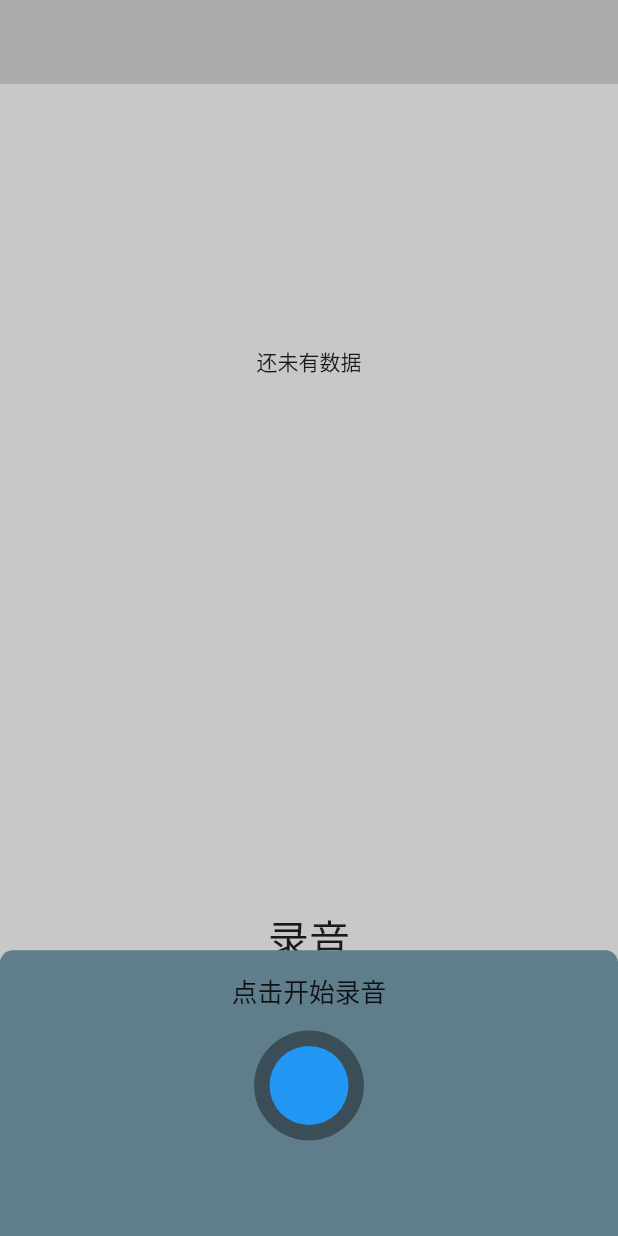
After one commit to fluttersindream/FUS, a Flutter app: the RecordPage screen opened directly, after a tap on "录音", on a phone screen of 412 x 824 dp. The commit adds this screen. Run offline on Flutter 3.47's test engine with Material 2 defaults, Android fonts, the phone set to English and light mode, and no system bars; our stand-ins replace cached_network_image, flutter_easyloading, flutter_screenutil, permission_handler; missing offline and left inert: flutter_sound; statements that could not run were skipped.

Commit message:
feat：1、添加语音功能demo

```diff
--- /dev/null
+++ b/lib/page/commom/record_widget/record_widget.dart
@@ -0,0 +1,226 @@
+import 'package:FUS/page/commom/record_widget/record_widget_provider.dart';
+import 'package:FUS/pubs/screen_util.dart';
+import 'package:flutter/cupertino.dart';
+import 'package:flutter/material.dart';
+import 'package:provider/provider.dart';
+
+/*
+ * @Descripttion:
+ * @version:
+ * @Author: Asscre
+ * @Date: 2020-09-24 11:44:44
+ * @LastEditors: Asscre
+ * @LastEditTime: 2020-09-24 11:44:44
+ */
+Future<AudioFile> recordWidget(BuildContext ctx) async => showCupertinoDialog(
+      context: ctx,
+      builder: (_) => ChangeNotifierProvider(
+          create: (_) => RecordWidgetProvider(),
+          builder: (BuildContext ctx, Widget child) {
+            print('RecordWidgetProvider build');
+            return Scaffold(
+              backgroundColor: Colors.transparent,
+              body: Align(
+                alignment: Alignment.bottomCenter,
+                child: Container(
+                  height: sw(333),
+                  width: sw(750),
+                  decoration: BoxDecoration(
+                      color: Colors.blueGrey,
+                      borderRadius: BorderRadius.only(
+                        topLeft: Radius.circular(sw(15)),
+                        topRight: Radius.circular(sw(15)),
+                      )),
+                  child: _showWho(ctx),
+                ),
+              ),
+            );
+          }),
+    );
+
+Widget _showWho(BuildContext ctx) {
+  AudioState _audioState = ctx.watch<RecordWidgetProvider>().audioState;
+  final Map<AudioState, Widget> _l = {
+    /// 音频播放中
+    AudioState.isPlaying: _haveAudioFile(ctx),
+
+    /// 音频播放停止
+    AudioState.isStopped: _haveAudioFile(ctx),
+
+    /// 等待录制
+    AudioState.isWaiteRecord: _startRecord(ctx),
+
+    /// 录制中
+    AudioState.isRecording: _recording(ctx),
+
+    /// 录制中暂停
+    AudioState.isRecordingPaused: _recording(ctx),
+
+    /// 录制完毕
+    AudioState.isRecordingStopped: _haveAudioFile(ctx),
+  };
+  return _l[_audioState];
+}
+
+Widget _startRecord(BuildContext ctx) {
+  return Column(
+    children: [
+      SizedBox(height: sw(25)),
+      Text(
+        '点击开始录音',
+        style: TextStyle(
+          fontSize: sp(30),
+        ),
+      ),
+      SizedBox(height: sw(25)),
+      GestureDetector(
+        onTap: () => ctx.read<RecordWidgetProvider>().startRecord(),
+        child: Container(
+          width: sw(128),
+          height: sw(128),
+          alignment: Alignment.center,
+          decoration: BoxDecoration(
+              color: Colors.black38,
+              borderRadius: BorderRadius.circular(sw(64))),
+          child: Container(
+            width: sw(92),
+            height: sw(92),
+            alignment: Alignment.center,
+            decoration: BoxDecoration(
+                color: Colors.blue,
+                borderRadius: BorderRadius.circular(sw(46))),
+          ),
+        ),
+      ),
+    ],
+  );
+}
+
+Widget _recording(BuildContext ctx) {
+  AudioState _audioState = ctx.watch<RecordWidgetProvider>().audioState;
+  bool isRecordingPaused = _audioState == AudioState.isRecordingPaused;
+  return Column(
+    children: [
+      SizedBox(height: sw(25)),
+      Text(
+        ctx.watch<RecordWidgetProvider>().recorderTxt,
+        style: TextStyle(fontSize: sp(30)),
+      ),
+      SizedBox(height: sw(25)),
+      Container(
+        width: sw(128),
+        height: sw(128),
+        alignment: Alignment.center,
+        decoration: BoxDecoration(
+            color: Colors.black38, borderRadius: BorderRadius.circular(sw(64))),
+        child: Icon(
+          IconData(isRecordingPaused ? 0xe642 : 0xe645, fontFamily: 'iconfont'),
+          size: sp(36),
+          color: Colors.white,
+        ),
+      ),
+      SizedBox(height: sw(25)),
+      Row(
+        mainAxisAlignment: MainAxisAlignment.center,
+        children: [
+          SizedBox(width: sw(32)),
+          Container(
+            width: sw(322),
+            height: sw(64),
+            child: FlatButton(
+                color: Colors.blue,
+                onPressed: () {
+                  isRecordingPaused
+                      ? ctx.read<RecordWidgetProvider>().continueRecord()
+                      : ctx.read<RecordWidgetProvider>().pausedRecord();
+                },
+                child: Text(
+                  isRecordingPaused ? '继续' : '暂停',
+                  style: TextStyle(fontSize: sp(30), color: Colors.white),
+                )),
+          ),
+          SizedBox(width: sw(12)),
+          Container(
+            width: sw(322),
+            height: sw(64),
+            child: FlatButton(
+                color: Colors.red,
+                onPressed: () => ctx.read<RecordWidgetProvider>().stopRecord(),
+                child: Text(
+                  '结束录音',
+                  style: TextStyle(fontSize: sp(30), color: Colors.white),
+                )),
+          ),
+          SizedBox(width: sw(32)),
+        ],
+      ),
+    ],
+  );
+}
+
+Widget _haveAudioFile(BuildContext ctx) {
+  AudioState _audioState = ctx.watch<RecordWidgetProvider>().audioState;
+  bool isRecordingStopped = _audioState == AudioState.isRecordingStopped;
+  return Column(
+    children: [
+      SizedBox(height: sw(25)),
+      Text(
+        ctx.watch<RecordWidgetProvider>().recorderTxt,
+        style: TextStyle(fontSize: sp(30)),
+      ),
+      SizedBox(height: sw(25)),
+      GestureDetector(
+        onTap: () => !isRecordingStopped
+            ? ctx.read<RecordWidgetProvider>().stopPlayVoice()
+            : ctx.read<RecordWidgetProvider>().playVoice(),
+        child: Container(
+          width: sw(128),
+          height: sw(128),
+          alignment: Alignment.center,
+          decoration: BoxDecoration(
+              color: Colors.black38,
+              borderRadius: BorderRadius.circular(sw(64))),
+          child: Icon(
+            IconData(!isRecordingStopped ? 0xe645 : 0xe642,
+                fontFamily: 'iconfont'),
+            size: sp(36),
+            color: Colors.white,
+          ),
+        ),
+      ),
+      SizedBox(height: sw(25)),
+      Row(
+        mainAxisAlignment: MainAxisAlignment.center,
+        children: [
+          SizedBox(width: sw(32)),
+          Container(
+            width: sw(322),
+            height: sw(64),
+            child: FlatButton(
+                color: Colors.grey,
+                onPressed: () =>
+                    ctx.read<RecordWidgetProvider>().cancelRecord(ctx),
+                child: Text(
+                  '取消',
+                  style: TextStyle(fontSize: sp(30), color: Colors.white),
+                )),
+          ),
+          SizedBox(width: sw(12)),
+          Container(
+            width: sw(322),
+            height: sw(64),
+            child: FlatButton(
+                color: Colors.blue,
+                onPressed: () =>
+                    ctx.read<RecordWidgetProvider>().sendRecord(ctx),
+                child: Text(
+                  '发送',
+                  style: TextStyle(fontSize: sp(30), color: Colors.white),
+                )),
+          ),
+          SizedBox(width: sw(32)),
+        ],
+      ),
+    ],
+  );
+}
--- /dev/null
+++ b/lib/page/study_page/sound_widget/record_page.dart
@@ -0,0 +1,68 @@
+import 'package:FUS/page/commom/record_widget/record_widget.dart';
+import 'package:FUS/pubs/screen_util.dart';
+import 'package:FUS/widget/appbar_widget.dart';
+import 'package:flutter/cupertino.dart';
+import 'package:flutter/material.dart';
+
+/*
+ * @Descripttion:
+ * @version:
+ * @Author: Asscre
+ * @Date: 2020-09-24 11:44:44
+ * @LastEditors: Asscre
+ * @LastEditTime: 2020-09-24 11:44:44
+ */
+class RecordPage extends StatefulWidget {
+  @override
+  _RecordPageState createState() => _RecordPageState();
+}
+
+class _RecordPageState extends State<RecordPage> {
+  String fileName;
+
+  @override
+  void initState() {
+    super.initState();
+    fileName = '还未有数据';
+  }
+
+  @override
+  Widget build(BuildContext context) {
+    return Scaffold(
+      appBar: AppBarWidget('语音', context),
+      body: Container(
+        height: MediaQuery.of(context).size.height,
+        width: MediaQuery.of(context).size.width,
+        child: Column(
+          mainAxisAlignment: MainAxisAlignment.spaceAround,
+          children: [
+            _fileName(),
+            _button(context),
+          ],
+        ),
+      ),
+    );
+  }
+
+  Widget _fileName() {
+    return Text(fileName);
+  }
+
+  Widget _button(BuildContext ctx) {
+    return FlatButton(
+      onPressed: () async {
+        var file = await recordWidget(ctx);
+        print(file);
+        if (file != null) {
+          setState(() {
+            fileName = file.fileName;
+          });
+        }
+      },
+      child: Text(
+        '录音',
+        style: TextStyle(fontSize: sp(48)),
+      ),
+    );
+  }
+}
--- a/lib/router/study_router.dart
+++ b/lib/router/study_router.dart
@@ -1,6 +1,6 @@
 
-import 'package:FUS/page/study_page/sound_widget/sound_widget_page.dart';
+import 'package:FUS/page/study_page/sound_widget/record_page.dart';
 
 final Map<String, Function> studyRouter = {
-  'soundWidgetPage': () => (_) => SoundWidgetPage(),
+  'soundWidgetPage': () => (_) => RecordPage(),
 };
--- a/pubspec.yaml
+++ b/pubspec.yaml
@@ -16,6 +16,11 @@ dependencies:
   flutter_screenutil: 2.3.1
   cached_network_image: 2.3.1
   flutter_sound: 5.1.1
+  flutter_easyloading: 1.2.0
+  permission_handler: 5.0.1+1
+  path_provider: 1.6.14
+  uuid: 2.2.2
+  intl: 0.16.1
 
 dev_dependencies:
   flutter_test:
```
Also changed, not shown: lib/page/commom/record_widget/record_widget_provider.dart (added, +298 -0 lines), lib/page/study_page/sound_widget/sound_widget_page.dart (deleted, +0 -16 lines), assets/iconfont.ttf, pubspec.lock, 2 other files.
